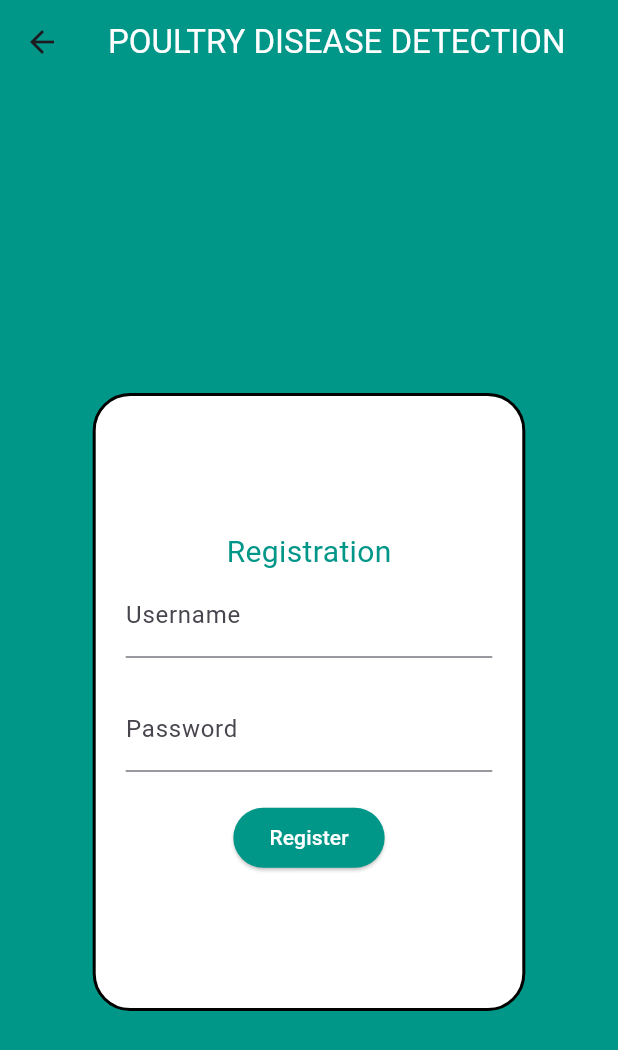
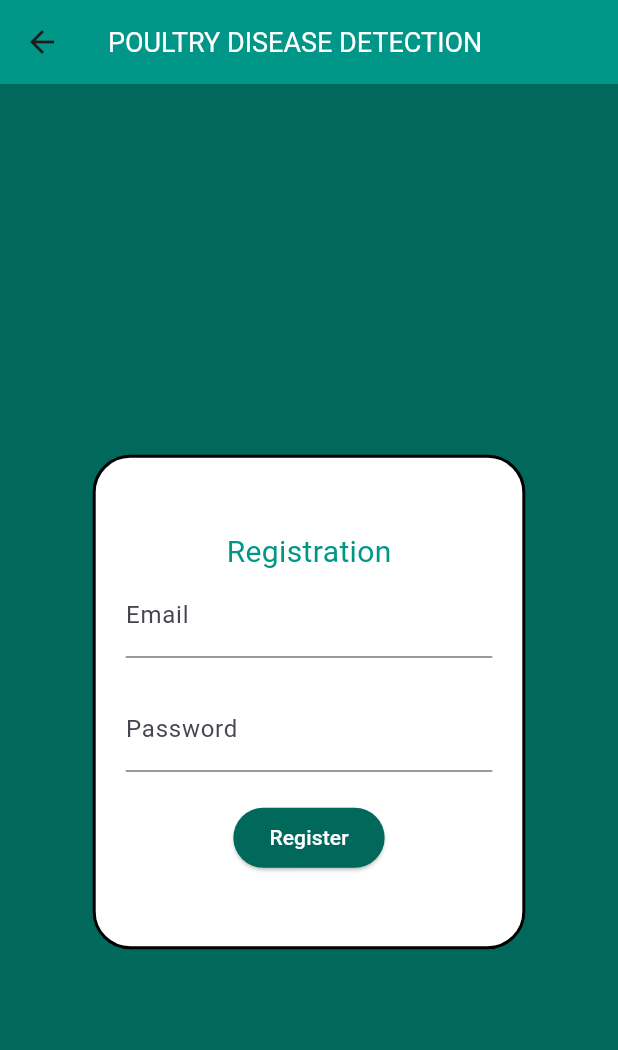
Before and after one commit to jayjr36/poultry_disease, a Flutter app: the screen it shows after launch, after a tap on an icon or button, on a phone screen of 412 x 824 dp. Shown: the top 1050 px of the screen. Run offline on Flutter 3.47's test engine with Material 3 defaults, Android fonts, the phone set to English and light mode, and no system bars; our stand-ins replace camera, fluttertoast, image_picker, sqflite, vibration; missing offline and left inert: flutter_tflite; accounts and stored records are empty.

```diff
--- a/assets/labels.txt
+++ b/assets/labels.txt
@@ -2,5 +2,5 @@ newcastle disease
 coccidiosis
 salmonella
 healthy
-undefined image
-undefined image
+image not representing chicken feaces
+image not representing chicken feaces
--- a/lib/login_screen.dart
+++ b/lib/login_screen.dart
@@ -1,4 +1,5 @@
 import 'package:flutter/material.dart';
+import 'package:flutter/widgets.dart';
 import 'package:poultry_disease/dbcontroller.dart';
 import 'package:poultry_disease/main.dart';
 import 'package:poultry_disease/registration_screen.dart';
@@ -23,18 +24,21 @@ class _LoginScreenState extends State<LoginScreen> {
     double w = MediaQuery.of(context).size.width;
     return Scaffold(
       appBar: AppBar(
-        backgroundColor: Colors.teal,
-        title: const Text(
-          'POULTRY DISEASE DETECTION',
-          style: TextStyle(fontWeight: FontWeight.bold,
-          color: Colors.white,
-          fontSize: 20),
+        backgroundColor: Colors.teal.shade400,
+        title: const Center(
+          child: Text(
+            textAlign: TextAlign.center,
+            'POULTRY DISEASE DETECTION',
+            style: TextStyle(fontWeight: FontWeight.bold,
+            color: Colors.white,
+            fontSize: 18),
+          ),
         ),
       ),
       body: SingleChildScrollView(
         child: Container(
-          color: Colors.teal,
-          padding: EdgeInsets.symmetric(horizontal: w*0.15, vertical: h*0.2),
+          color: Colors.teal.shade800,
+          padding: EdgeInsets.symmetric(horizontal: w*0.15, vertical: h*0.25),
           child: Container(
             padding: const EdgeInsets.all(20),
            decoration: BoxDecoration(
@@ -54,7 +58,7 @@ class _LoginScreenState extends State<LoginScreen> {
                 TextField(
                   controller: usernameController,
                   decoration: const InputDecoration(
-                    labelText: 'Username',
+                    labelText: 'Email',
                   ),
                 ),
                 const SizedBox(height: 20.0),
@@ -82,7 +86,7 @@ class _LoginScreenState extends State<LoginScreen> {
                         builder: (BuildContext context) {
                           return AlertDialog(
                             title: const Text('Error'),
-                            content: const Text('Invalid username or password.'),
+                            content: const Text('Invalid email or password.'),
                             actions: <Widget>[
                               TextButton(
                                 onPressed: () {
@@ -96,7 +100,7 @@ class _LoginScreenState extends State<LoginScreen> {
                       );
                     }
                   },
-                  style: ElevatedButton.styleFrom(backgroundColor: Colors.green
+                  style: ElevatedButton.styleFrom(backgroundColor: Colors.teal.shade800
                   , padding: EdgeInsets.symmetric(horizontal: w*0.2, vertical: h*0.005)),
                   child: const Text('Login', style: TextStyle(color: Colors.white),),
                 ),
--- a/lib/registration_screen.dart
+++ b/lib/registration_screen.dart
@@ -15,15 +15,15 @@ class RegistrationScreen extends StatelessWidget {
       appBar: AppBar(
         backgroundColor: Colors.teal,
         title: const Text('POULTRY DISEASE DETECTION',
-        style: TextStyle(color: Colors.white),),
+        style: TextStyle(color: Colors.white, fontSize: 18),),
       ),
       body: SingleChildScrollView(
         child: Container(
           height: h,
            padding: EdgeInsets.symmetric(
             horizontal: w*0.15,
-            vertical: h*0.25),
-          decoration: const BoxDecoration(color: Colors.teal),
+            vertical: h*0.3),
+          decoration: BoxDecoration(color: Colors.teal.shade800),
           child: Container(
               padding: const EdgeInsets.all(20),
            decoration: BoxDecoration(
@@ -38,7 +38,7 @@ class RegistrationScreen extends StatelessWidget {
                 TextField(
                   controller: usernameController,
                   decoration: const InputDecoration(
-                    labelText: 'Username',
+                    labelText: 'Email',
                   ),
                 ),
                 const SizedBox(height: 20.0),
@@ -83,7 +83,7 @@ class RegistrationScreen extends StatelessWidget {
                         builder: (BuildContext context) {
                           return AlertDialog(
                             title: const Text('Error'),
-                            content: const Text('Please enter both username and password.'),
+                            content: const Text('Please enter both email and password.'),
                             actions: <Widget>[
                               TextButton(
                                 onPressed: () {
@@ -97,7 +97,7 @@ class RegistrationScreen extends StatelessWidget {
                       );
                     }
                   },
-                  style: ElevatedButton.styleFrom(backgroundColor: Colors.teal),
+                  style: ElevatedButton.styleFrom(backgroundColor: Colors.teal.shade800),
                   child: const Text('Register', style: TextStyle(color: Colors.white),),
                 ),
               ],
--- a/pubspec.yaml
+++ b/pubspec.yaml
@@ -28,6 +28,8 @@ dependencies:
   sqflite: ^2.3.3+1
   path: ^1.9.0
   camera: ^0.11.0+1
+  fluttertoast: ^8.2.6
+  vibration: ^1.9.0
 
 
 dev_dependencies:
```
Also changed, not shown: lib/camerastream.dart (+29 -3 lines), lib/main.dart (+26 -1 lines), pubspec.lock, 1 other file.
